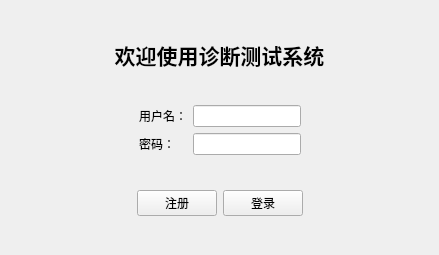
Qt form Lab4/loginview.ui (wohaoleiaaa/qt) before a commit.
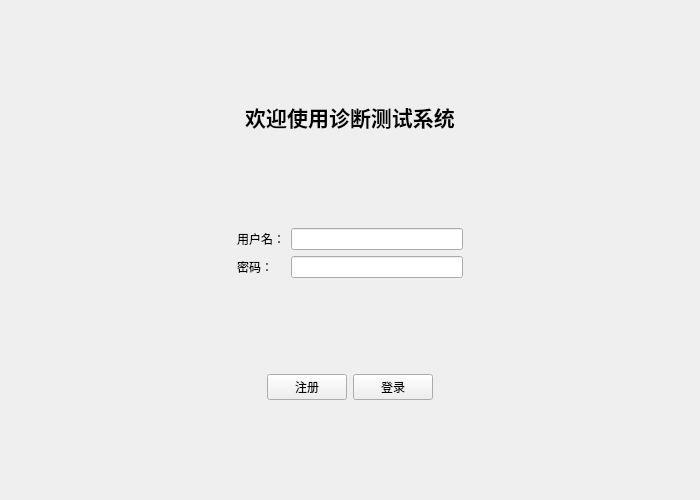
The same form after that commit.

The edit to the form file:
```diff
--- a/Lab4/loginview.ui
+++ b/Lab4/loginview.ui
@@ -6,10 +6,16 @@
    <rect>
     <x>0</x>
     <y>0</y>
-    <width>439</width>
-    <height>255</height>
+    <width>700</width>
+    <height>500</height>
    </rect>
   </property>
+  <property name="minimumSize">
+   <size>
+    <width>700</width>
+    <height>500</height>
+   </size>
+  </property>
   <property name="windowTitle">
    <string>登录</string>
   </property>
@@ -153,6 +159,12 @@
          </item>
          <item>
           <widget class="QPushButton" name="btSignIn">
+           <property name="minimumSize">
+            <size>
+             <width>0</width>
+             <height>0</height>
+            </size>
+           </property>
            <property name="text">
             <string>登录</string>
            </property>
```
